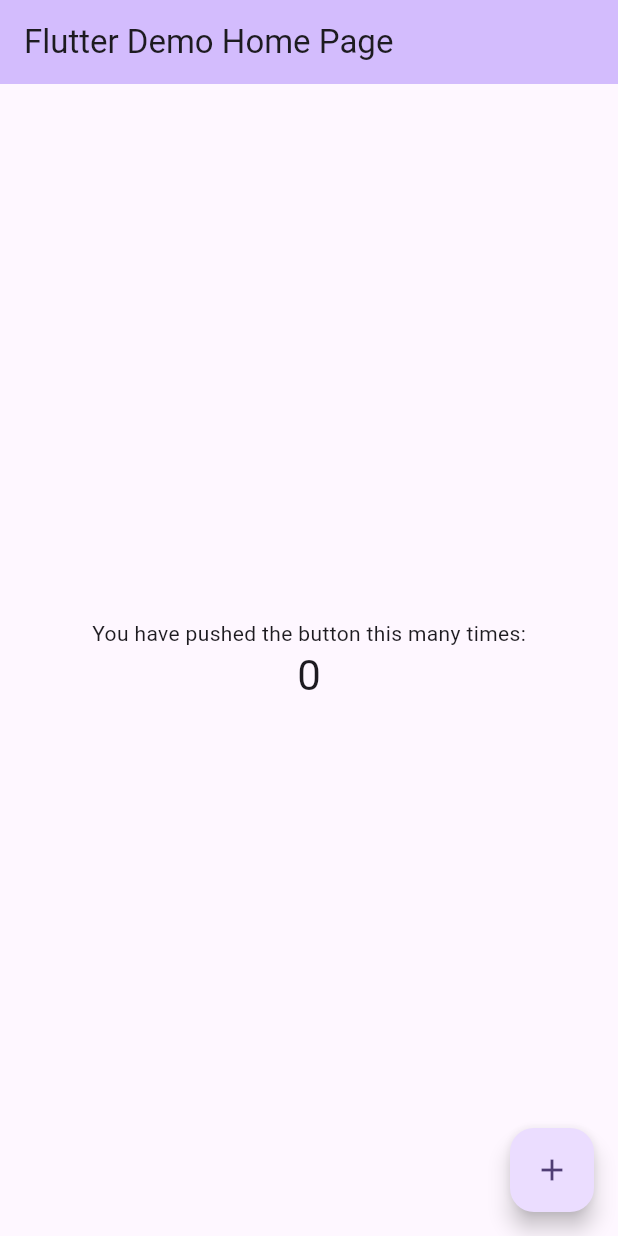
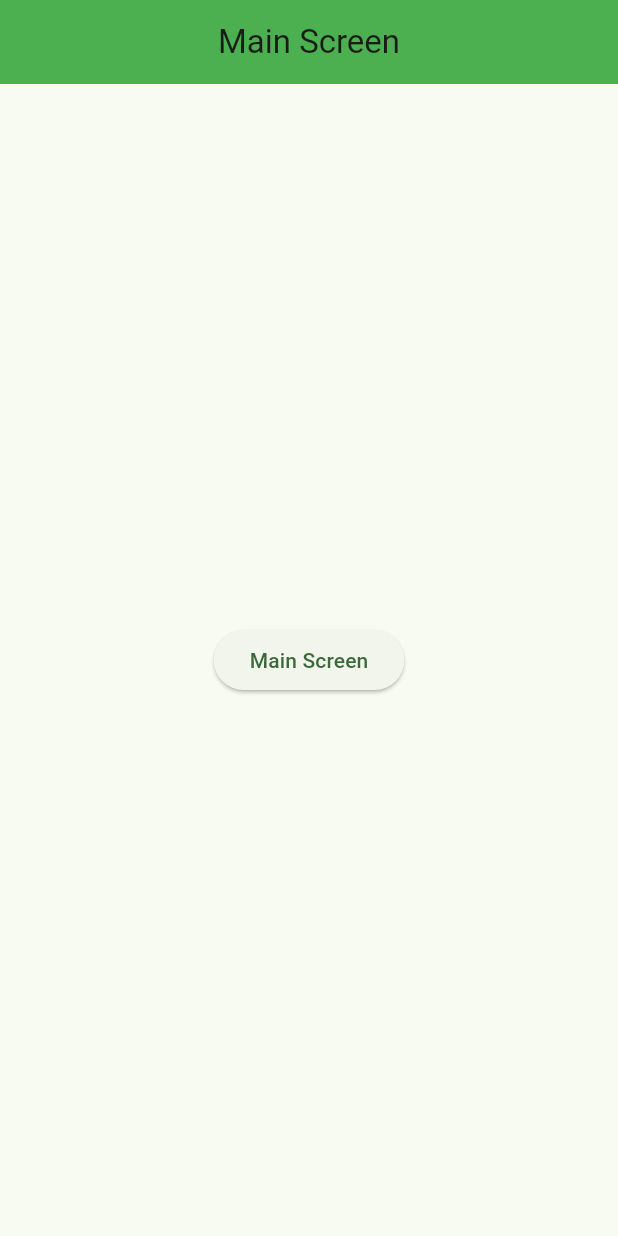
Before and after one commit to Nchekwube001/todo_flutter_firebase, a Flutter app: the screen it shows after launch, on a phone screen of 412 x 824 dp. Run offline on Flutter 3.47's test engine with Material 3 defaults, Android fonts, the phone set to English and light mode, and no system bars; our stand-ins replace flutter_riverpod, go_router, riverpod_annotation; generated files the repository leaves out were written again.

Commit message:
setup files

```diff
--- /dev/null
+++ b/lib/features/task_management/presentation/screens/main_screen.dart
@@ -0,0 +1,26 @@
+import "package:flutter_riverpod/flutter_riverpod.dart";
+import "package:flutter/material.dart";
+
+class MainScreen extends ConsumerStatefulWidget {
+  const MainScreen({super.key});
+
+  @override
+  ConsumerState<MainScreen> createState() => _MainScreenState();
+}
+
+class _MainScreenState extends ConsumerState<MainScreen> {
+  @override
+  Widget build(BuildContext context) {
+    return Scaffold(
+      appBar: AppBar(
+        title: const Text('Main Screen'),
+      ),
+      body: Center(
+        child: ElevatedButton(
+          onPressed: () {},
+          child: const Text('Main Screen'),
+        ),
+      ),
+    );
+  }
+}
--- a/lib/main.dart
+++ b/lib/main.dart
@@ -1,125 +1,33 @@
 import 'package:flutter/material.dart';
+import 'package:flutter_riverpod/flutter_riverpod.dart';
+import 'package:flutter_todo/routes/routes.dart';
 
 void main() {
-  runApp(const MyApp());
+  runApp(const ProviderScope(child: MyApp()));
 }
 
-class MyApp extends StatelessWidget {
+class MyApp extends ConsumerWidget {
   const MyApp({super.key});
 
   // This widget is the root of your application.
   @override
-  Widget build(BuildContext context) {
-    return MaterialApp(
-      title: 'Flutter Demo',
+  Widget build(BuildContext context, WidgetRef ref) {
+    return MaterialApp.router(
+      routerConfig: ref.watch(goRouterProvider),
+      debugShowCheckedModeBanner: false,
+      title: 'Todo App Firebase & Riverpod',
       theme: ThemeData(
-        // This is the theme of your application.
-        //
-        // TRY THIS: Try running your application with "flutter run". You'll see
-        // the application has a purple toolbar. Then, without quitting the app,
-        // try changing the seedColor in the colorScheme below to Colors.green
-        // and then invoke "hot reload" (save your changes or press the "hot
-        // reload" button in a Flutter-supported IDE, or press "r" if you used
-        // the command line to start the app).
-        //
-        // Notice that the counter didn't reset back to zero; the application
-        // state is not lost during the reload. To reset the state, use hot
-        // restart instead.
-        //
-        // This works for code too, not just values: Most code changes can be
-        // tested with just a hot reload.
-        colorScheme: ColorScheme.fromSeed(seedColor: Colors.deepPurple),
+        colorScheme: ColorScheme.fromSeed(seedColor: Colors.green),
+        appBarTheme: AppBarTheme()
+            .copyWith(backgroundColor: Colors.green, centerTitle: true),
+        bottomNavigationBarTheme: BottomNavigationBarThemeData(
+          backgroundColor: Colors.green,
+          selectedItemColor: Colors.white,
+          unselectedItemColor: Colors.black,
+        ),
         useMaterial3: true,
       ),
-      home: const MyHomePage(title: 'Flutter Demo Home Page'),
+      // home: const MyHomePage(title: 'Flutter Demo Home Page'),
     );
   }
 }
-
-class MyHomePage extends StatefulWidget {
-  const MyHomePage({super.key, required this.title});
-
-  // This widget is the home page of your application. It is stateful, meaning
-  // that it has a State object (defined below) that contains fields that affect
-  // how it looks.
-
-  // This class is the configuration for the state. It holds the values (in this
-  // case the title) provided by the parent (in this case the App widget) and
-  // used by the build method of the State. Fields in a Widget subclass are
-  // always marked "final".
-
-  final String title;
-
-  @override
-  State<MyHomePage> createState() => _MyHomePageState();
-}
-
-class _MyHomePageState extends State<MyHomePage> {
-  int _counter = 0;
-
-  void _incrementCounter() {
-    setState(() {
-      // This call to setState tells the Flutter framework that something has
-      // changed in this State, which causes it to rerun the build method below
-      // so that the display can reflect the updated values. If we changed
-      // _counter without calling setState(), then the build method would not be
-      // called again, and so nothing would appear to happen.
-      _counter++;
-    });
-  }
-
-  @override
-  Widget build(BuildContext context) {
-    // This method is rerun every time setState is called, for instance as done
-    // by the _incrementCounter method above.
-    //
-    // The Flutter framework has been optimized to make rerunning build methods
-    // fast, so that you can just rebuild anything that needs updating rather
-    // than having to individually change instances of widgets.
-    return Scaffold(
-      appBar: AppBar(
-        // TRY THIS: Try changing the color here to a specific color (to
-        // Colors.amber, perhaps?) and trigger a hot reload to see the AppBar
-        // change color while the other colors stay the same.
-        backgroundColor: Theme.of(context).colorScheme.inversePrimary,
-        // Here we take the value from the MyHomePage object that was created by
-        // the App.build method, and use it to set our appbar title.
-        title: Text(widget.title),
-      ),
-      body: Center(
-        // Center is a layout widget. It takes a single child and positions it
-        // in the middle of the parent.
-        child: Column(
-          // Column is also a layout widget. It takes a list of children and
-          // arranges them vertically. By default, it sizes itself to fit its
-          // children horizontally, and tries to be as tall as its parent.
-          //
-          // Column has various properties to control how it sizes itself and
-          // how it positions its children. Here we use mainAxisAlignment to
-          // center the children vertically; the main axis here is the vertical
-          // axis because Columns are vertical (the cross axis would be
-          // horizontal).
-          //
-          // TRY THIS: Invoke "debug painting" (choose the "Toggle Debug Paint"
-          // action in the IDE, or press "p" in the console), to see the
-          // wireframe for each widget.
-          mainAxisAlignment: MainAxisAlignment.center,
-          children: <Widget>[
-            const Text(
-              'You have pushed the button this many times:',
-            ),
-            Text(
-              '$_counter',
-              style: Theme.of(context).textTheme.headlineMedium,
-            ),
-          ],
-        ),
-      ),
-      floatingActionButton: FloatingActionButton(
-        onPressed: _incrementCounter,
-        tooltip: 'Increment',
-        child: const Icon(Icons.add),
-      ), // This trailing comma makes auto-formatting nicer for build methods.
-    );
-  }
-}
```
Also changed, not shown: lib/features/authentication/presentation/screens/register_screen.dart (added, +28 -0 lines), lib/features/authentication/presentation/screens/sign_in_screen.dart (added, +28 -0 lines), lib/routes/routes.dart (added, +34 -0 lines), pubspec.yaml (+10 -0 lines), lib/routes/routes.g.dart (added), pubspec.lock, 12 other files.
